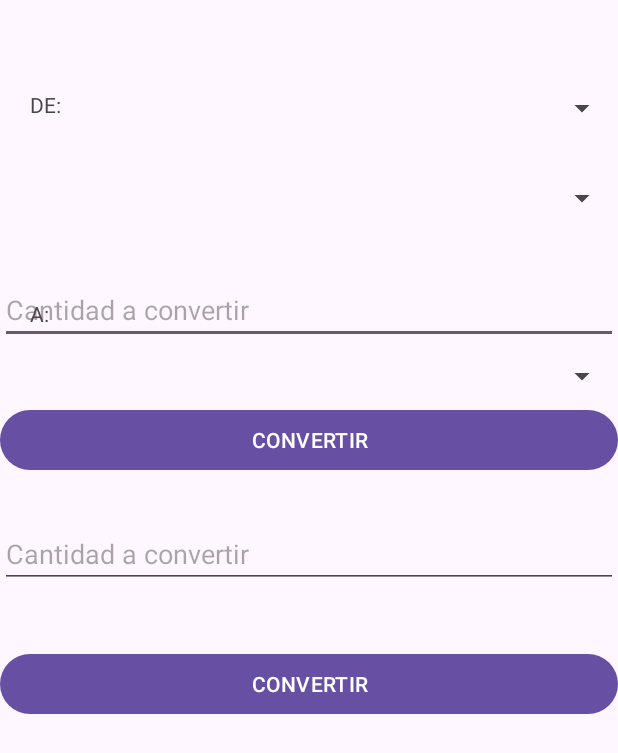
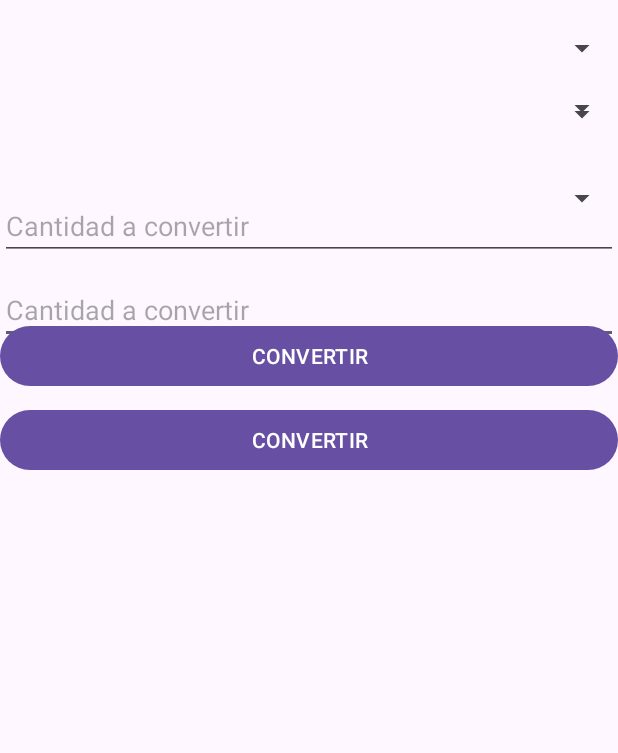
Before and after one commit to CarlosRomero212/ProgTareas-I, an Android app: the screen it shows after launch (MainActivity), on a phone screen of 412 x 824 dp. Shown: the top 753 px of the screen. Run offline under Robolectric (Android 15) with nearby library versions, the phone set to English and light mode, and no system bars.

Commit message:
Proyecto conversores

```diff
--- a/app/src/main/java/com/example/calculadora/MainActivity.java
+++ b/app/src/main/java/com/example/calculadora/MainActivity.java
@@ -73,7 +73,8 @@ public class MainActivity extends AppCompatActivity {
     }
 
     private void mostrarResultado(double resultado) {
-        Toast.makeText(getApplicationContext(), "Respuesta: " + resultado, Toast.LENGTH_LONG).show();
+        String mensaje = String.format("Respuesta: %.1f", resultado);
+        Toast.makeText(getApplicationContext(), mensaje, Toast.LENGTH_LONG).show();
     }
 
     private void mostrarError(String mensaje) {
@@ -82,8 +83,8 @@ public class MainActivity extends AppCompatActivity {
 }
 
 class CalcularMoneda {
-    double[][] valores = {
-            {1, 0.93, 17.19, 0.79, 0.91}
+    double[][] valores =  {
+            {1.0, 0.93, 17.19, 0.79, 0.91}
     };
 
     public double convertir(int opcion, int de, int a, double cantidad) {
--- a/app/src/main/res/layout/activity_main.xml
+++ b/app/src/main/res/layout/activity_main.xml
@@ -74,21 +74,7 @@
                     android:layout_width="match_parent"
                     android:layout_height="match_parent"
                     android:orientation="vertical">
-                    <TextView
-                        android:id="@+id/lblDemonda"
-                        android:layout_width="wrap_content"
-                        android:layout_height="wrap_content"
-                        android:layout_marginLeft="20dp"
-                        android:layout_marginTop="60dp"
-                        android:text="DE:" />
 
-                    <TextView
-                        android:id="@+id/lblAmoneda"
-                        android:layout_width="wrap_content"
-                        android:layout_height="wrap_content"
-                        android:layout_marginLeft="20dp"
-                        android:layout_marginTop="120dp"
-                        android:text="A:" />
                     <Spinner
                         android:id="@+id/spndemoneda"
                         android:layout_width="match_parent"
```
